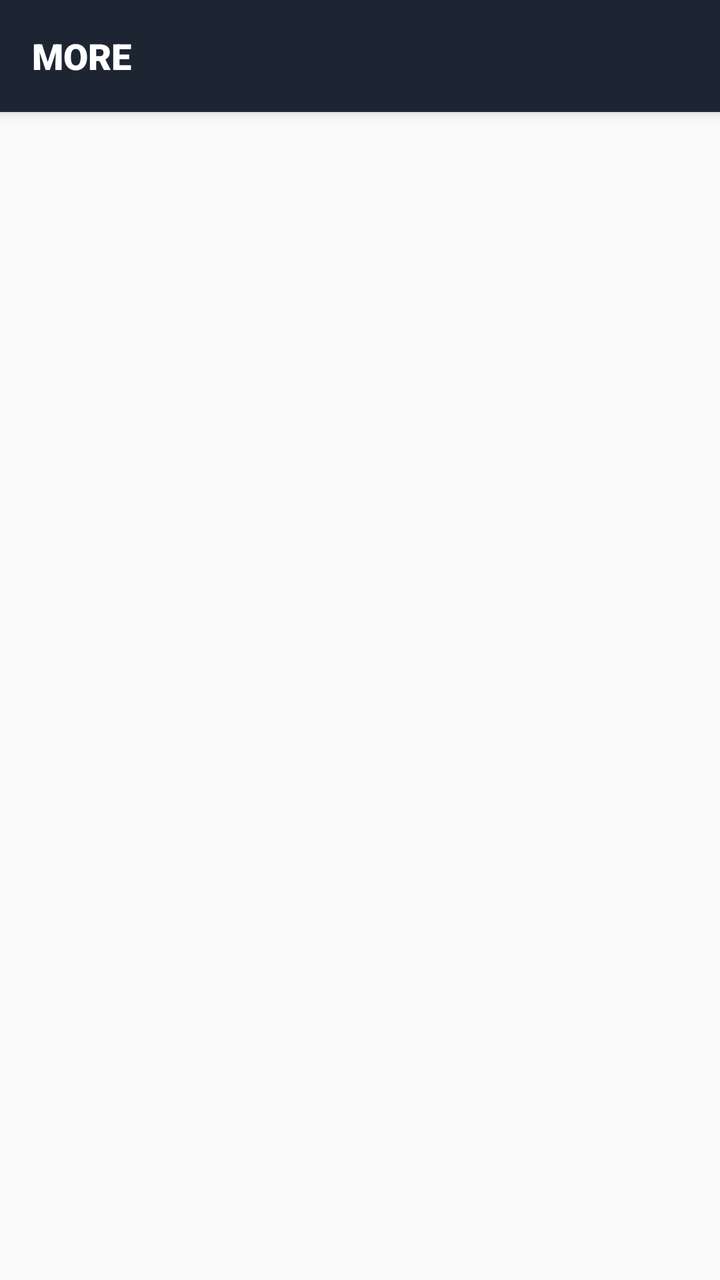
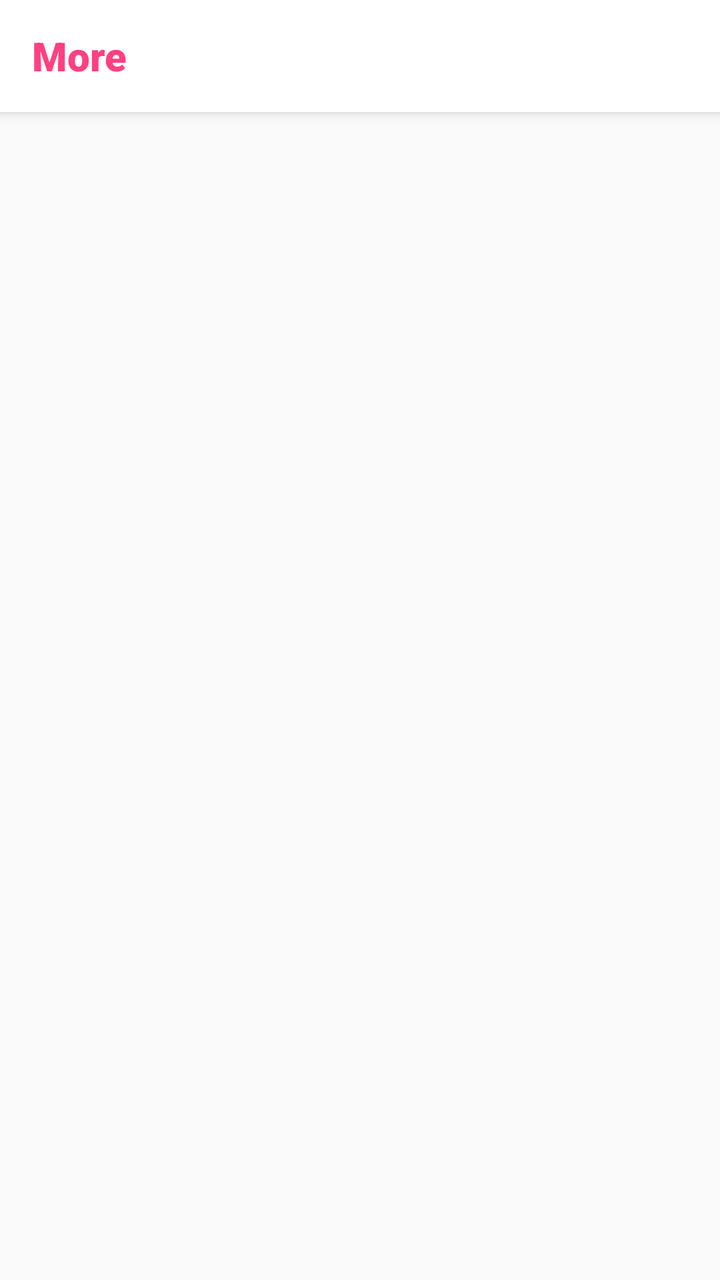

Two renders of the same Android screen: before a commit and after it. Below are the layout's source before the change and the commit's diff.
<!-- AndroidManifest.xml: application theme AppTheme -->
<!-- res/layout/fragment_more.xml -->
<?xml version="1.0" encoding="utf-8"?>
<androidx.coordinatorlayout.widget.CoordinatorLayout xmlns:android="http://schemas.android.com/apk/res/android"
    xmlns:app="http://schemas.android.com/apk/res-auto"
    android:layout_width="match_parent"
    android:layout_height="match_parent">

    <com.google.android.material.appbar.AppBarLayout
        android:layout_width="match_parent"
        android:layout_height="?android:actionBarSize"
        app:layout_constraintTop_toTopOf="parent"
        android:elevation="@dimen/appBarElevation">

        <androidx.appcompat.widget.Toolbar
            android:layout_width="match_parent"
            android:layout_height="wrap_content"
            app:layout_scrollFlags="scroll|enterAlways"
            app:theme="@style/Toolbar">

            <TextView
                android:layout_width="wrap_content"
                android:layout_height="wrap_content"
                android:textAllCaps="true"
                android:fontFamily="sans-serif-black"
                android:textColor="@android:color/white"
                android:textSize="18sp"
                android:text="@string/more"/>

        </androidx.appcompat.widget.Toolbar>

    </com.google.android.material.appbar.AppBarLayout>

    <FrameLayout
        android:layout_width="match_parent"
        android:layout_height="wrap_content"
        app:layout_behavior="com.google.android.material.appbar.AppBarLayout$ScrollingViewBehavior">


    </FrameLayout>

</androidx.coordinatorlayout.widget.CoordinatorLayout>
<!-- resources referenced by this layout -->
<resources>
  <dimen name="appBarElevation">16dp</dimen>
  <string name="more">More</string>
  <style name="Toolbar">
          <item name="colorControlNormal">@android:color/white</item>
      </style>
  <style name="AppTheme" parent="Theme.AppCompat.Light.NoActionBar">
          <item name="colorPrimary">@color/colorPrimary</item>
          <item name="colorPrimaryDark">@color/colorPrimaryDark</item>
          <item name="colorAccent">@color/colorAccent</item>
      </style>
  <color name="colorPrimary">#1D2533</color>
  <color name="colorPrimaryDark">#1D2533</color>
  <color name="colorAccent">#FF4081</color>
</resources>

<!-- the commit's change to res/layout/fragment_more.xml (unified diff, before → after) -->
@@ -19,11 +19,8 @@
             <TextView
                 android:layout_width="wrap_content"
                 android:layout_height="wrap_content"
-                android:textAllCaps="true"
-                android:fontFamily="sans-serif-black"
-                android:textColor="@android:color/white"
-                android:textSize="18sp"
-                android:text="@string/more"/>
+                android:text="@string/more"
+                style="@style/ToolbarTitle"/>
 
         </androidx.appcompat.widget.Toolbar>
 
<!-- resource entries referenced after the edit -->
@@ -5,13 +5,23 @@
   <style name="Toolbar">
           <item name="colorControlNormal">@android:color/white</item>
       </style>
-  <style name="AppTheme" parent="Theme.AppCompat.Light.NoActionBar">
+  <style name="ToolbarTitle">
+          <item name="android:fontFamily">sans-serif-black</item>
+          <item name="android:textColor">@color/colorTitleText</item>
+          <item name="android:textSize">20sp</item>
+      </style>
+  <style name="AppTheme" parent="Theme.AppCompat.DayNight.NoActionBar">
           <item name="colorPrimary">@color/colorPrimary</item>
           <item name="colorPrimaryDark">@color/colorPrimaryDark</item>
           <item name="colorAccent">@color/colorAccent</item>
+          <item name="android:windowLightStatusBar">true</item>
+          <item name="android:windowLightNavigationBar">true</item>
+          <item name="android:navigationBarColor">@color/colorNavigationBar</item>
       </style>
-  <color name="colorPrimary">#1D2533</color>
-  <color name="colorPrimaryDark">#1D2533</color>
+  <color name="colorTitleText">@color/colorAccent</color>
+  <color name="colorPrimary">#FFFFFF</color>
+  <color name="colorPrimaryDark">#FFFFFF</color>
   <color name="colorAccent">#FF4081</color>
+  <color name="colorNavigationBar">@color/colorPrimaryDark</color>
 </resources>
 
